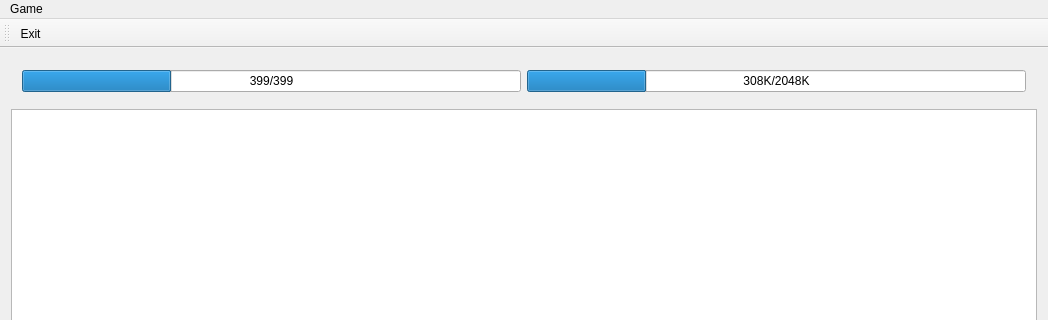
Old version of the form qtscreeps/mainwindow.ui in the repository bzy-xyz/qtscreeps; both pictures show x 0 to 1048 and y 0 to 320 of the 1048 by 561 pixel window.
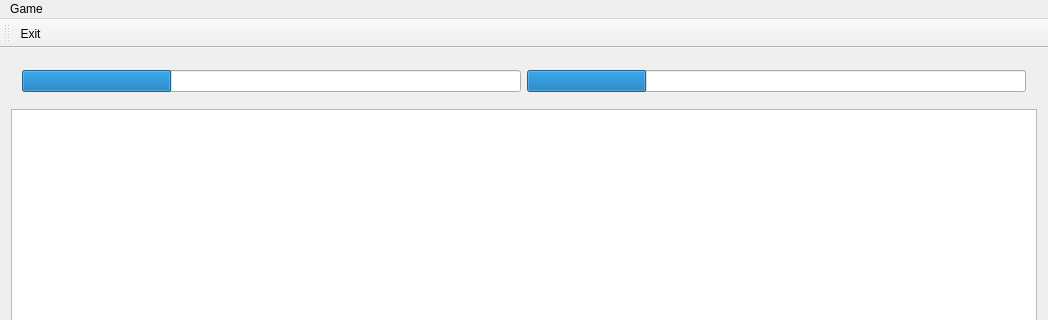
New version of the form. Icons and pictures are not drawn.

What changed in the file:
```diff
--- a/qtscreeps/mainwindow.ui
+++ b/qtscreeps/mainwindow.ui
@@ -27,7 +27,7 @@
           <bool>true</bool>
          </property>
          <property name="format">
-          <string>399/399</string>
+          <string/>
          </property>
         </widget>
        </item>
@@ -37,7 +37,7 @@
           <number>24</number>
          </property>
          <property name="format">
-          <string>308K/2048K</string>
+          <string/>
          </property>
         </widget>
        </item>
```
Left out of the diff: 8 changed lines with no effect on the pictures.
